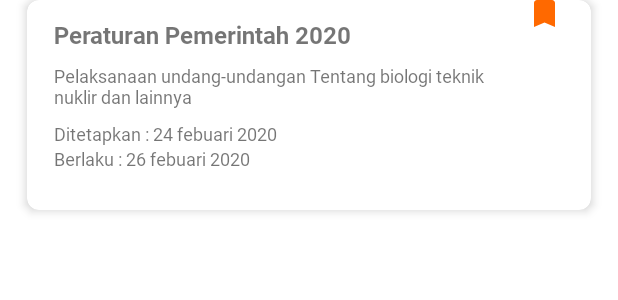
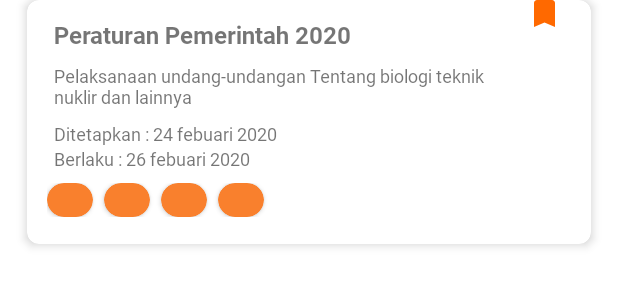
Before and after one commit to nadhifikbarw/adil-monorepo, an Android app: the layout item_list_bookmark.xml on its own in the app's theme, with its tools: preview values and no code run, on a phone screen of 412 x 824 dp. Shown: the top 300 px of the screen. Run offline under Robolectric (Android 15) with nearby library versions, the phone set to English and light mode, and no system bars.

Commit message:
fix bookmark tags + refactor adapter logic + fix dataaset generator

```diff
--- a/adil-android/adil/app/src/main/java/com/path_studio/adil/ui/searchResult/SearchResultAdapter.kt
+++ b/adil-android/adil/app/src/main/java/com/path_studio/adil/ui/searchResult/SearchResultAdapter.kt
@@ -34,11 +34,11 @@ class SearchResultAdapter (val activity: SearchResultActivity) : RecyclerView.Ad
                     "Ditetapkan: ${Utils.changeStringToDateFormat(legislation.source?.tglDitetapkan.toString())} " +
                             "| Diundangkan: ${Utils.changeStringToDateFormat(legislation.source?.tglDiundangkan.toString())}"
 
-                tvTagYear.text = legislation.source?.tahunPeraturan.toString()
                 rvLegislationTags.apply {
                     layoutManager = LinearLayoutManager(context,LinearLayoutManager.HORIZONTAL,false)
                     val tagAdapter = TagsAdapter()
-                    tagAdapter.setTags(legislation.source?.category)
+                    tagAdapter.setTags(legislation.source?.tahunPeraturan.toString(),
+                        legislation.source?.category)
                     adapter = tagAdapter
                 }
 
--- a/adil-android/adil/app/src/main/java/com/path_studio/adil/ui/searchResult/TagsAdapter.kt
+++ b/adil-android/adil/app/src/main/java/com/path_studio/adil/ui/searchResult/TagsAdapter.kt
@@ -10,9 +10,10 @@ class TagsAdapter : RecyclerView.Adapter<TagsAdapter.ViewHolder>(){
 
     private var listTags = ArrayList<String?>()
 
-    fun setTags(category: List<String?>?) {
+    fun setTags(year: String?, category: List<String?>?) {
         if (category != null){
             this.listTags.clear()
+            listTags.add(year)
             this.listTags.addAll(category)
         }
     }
--- a/adil-android/adil/app/src/main/res/layout/item_list_bookmark.xml
+++ b/adil-android/adil/app/src/main/res/layout/item_list_bookmark.xml
@@ -3,12 +3,12 @@
     android:layout_width="match_parent"
     android:layout_height="wrap_content"
     xmlns:app="http://schemas.android.com/apk/res-auto"
+    xmlns:tools="http://schemas.android.com/tools"
     app:cardCornerRadius="8dp"
     app:cardElevation="4dp"
     android:layout_marginBottom="18dp"
     android:layout_marginStart="18dp"
-    android:layout_marginEnd="18dp"
-    >
+    android:layout_marginEnd="18dp">
 
     <androidx.constraintlayout.widget.ConstraintLayout
         android:layout_width="match_parent"
@@ -87,13 +87,18 @@
             app:layout_constraintStart_toStartOf="parent"
             app:layout_constraintTop_toBottomOf="@+id/tv_bookmark_berlaku">
 
-            <androidx.appcompat.widget.LinearLayoutCompat
-                android:id="@+id/tv_bookmark_tags"
+            <androidx.recyclerview.widget.RecyclerView
+                android:id="@+id/rv_legislationTags"
                 android:layout_width="wrap_content"
+                app:layoutManager="androidx.recyclerview.widget.LinearLayoutManager"
+                android:orientation="horizontal"
+                tools:listitem="@layout/item_row_tags"
+                tools:itemCount="4"
+                android:layout_marginStart="5dp"
                 android:layout_height="wrap_content"
-                android:orientation="horizontal">
-                <!-- Some Code here... -->
-            </androidx.appcompat.widget.LinearLayoutCompat>
+                app:layout_constraintEnd_toEndOf="parent"
+                app:layout_constraintStart_toEndOf="parent"
+                app:layout_constraintTop_toTopOf="parent" />
 
         </HorizontalScrollView>
 
```
Also changed, not shown: adil-android/adil/app/src/main/java/com/path_studio/adil/ui/categoryResult/CategoriesResultAdapter.kt (+2 -6 lines), adil-android/adil/app/src/main/java/com/path_studio/adil/ui/main/bookmark/BookmarkAdapter.kt (+8 -28 lines), adil-android/adil/app/src/main/res/layout/item_row_search_result.xml (+3 -37 lines), 1 other file.
